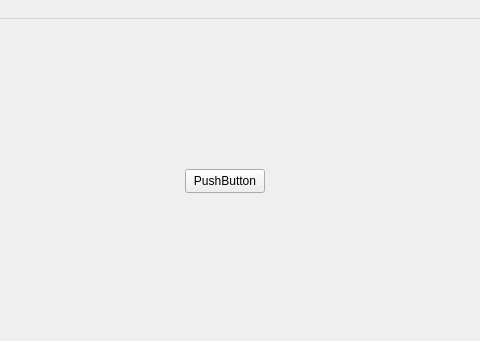
First picture: the form in teacherwindow.ui, repository cry4alone/FacultativPRO, before the edit; both pictures show x 105 to 585 and y 0 to 341 of the 800 by 600 pixel window.
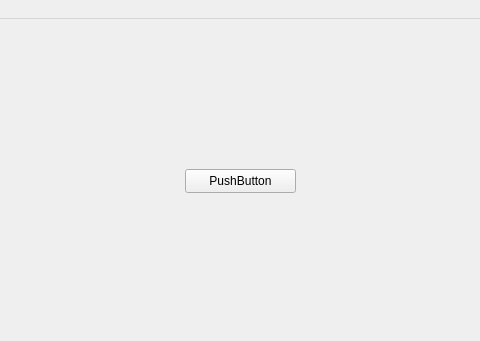
Second picture: the form after the edit.

The edit to the form file:
```diff
--- a/teacherwindow.ui
+++ b/teacherwindow.ui
@@ -19,7 +19,7 @@
      <rect>
       <x>290</x>
       <y>150</y>
-      <width>80</width>
+      <width>111</width>
       <height>24</height>
      </rect>
     </property>
```
